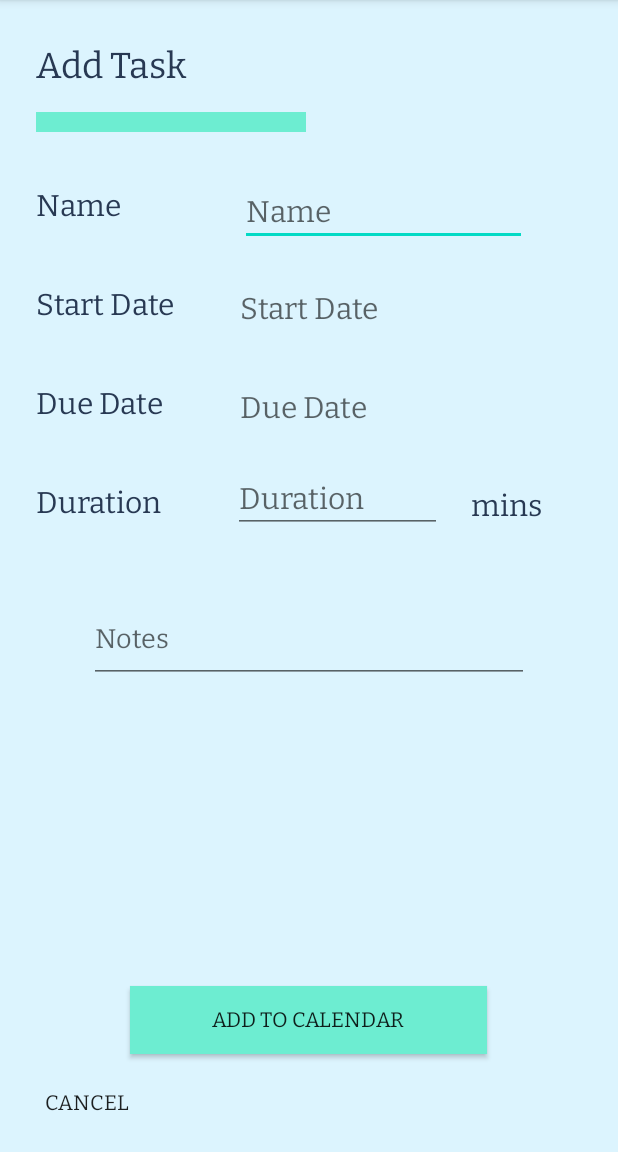
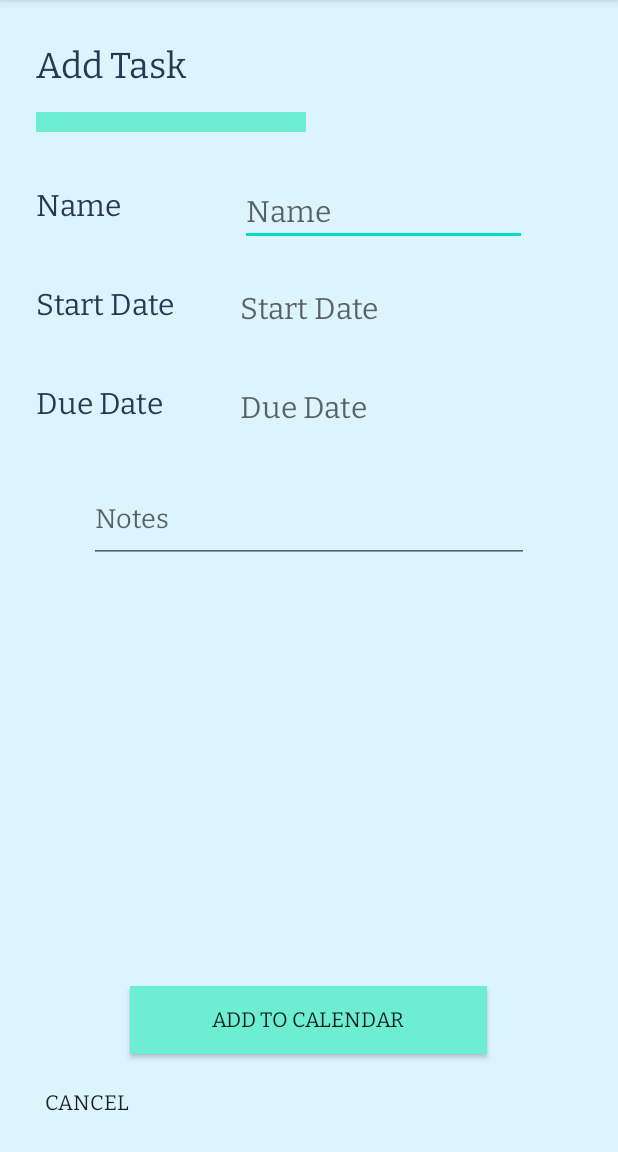
Before and after one commit to scarletdiv0922/Technovation2021, an Android app: the AddTask screen opened directly, with no data from a screen before it, on a phone screen of 412 x 824 dp, the part 84-1236 px from its top. Run offline under Robolectric (Android 15) with nearby library versions, the phone set to English and light mode, and no system bars.

Commit message:
pulling from repo

```diff
--- a/app/src/main/java/com/example/technovation2021/SignUp.java
+++ b/app/src/main/java/com/example/technovation2021/SignUp.java
@@ -89,8 +89,8 @@ public class SignUp extends AppCompatActivity {
 
 
         Log.d( LOG_TAG, "go ahead authenticate the user");
-            Toast.makeText(SignUp.this, "All good. Sign up the user!",
-                        Toast.LENGTH_SHORT).show();
+////            Toast.makeText(SignUp.this, "All good. Sign up the user!",
+//                        Toast.LENGTH_SHORT).show();
             pbar.setVisibility(View.VISIBLE);
             mAuth.createUserWithEmailAndPassword(email.getText().toString(), pswd.getText().toString()).addOnCompleteListener(new OnCompleteListener<AuthResult>() {
                 @Override
--- a/app/src/main/res/layout/activity_add_task.xml
+++ b/app/src/main/res/layout/activity_add_task.xml
@@ -128,7 +128,7 @@
         android:id="@+id/idTaskNotes"
         android:layout_width="293dp"
         android:layout_height="51dp"
-        android:layout_marginTop="404dp"
+        android:layout_marginTop="324dp"
         android:autofillHints=""
         android:ems="10"
         android:fontFamily="@font/bitter"
@@ -138,53 +138,6 @@
         app:layout_constraintEnd_toEndOf="parent"
         app:layout_constraintStart_toStartOf="parent"
         app:layout_constraintTop_toTopOf="parent" />
-
-    <TextView
-        android:id="@+id/idTxtTaskName2"
-        android:layout_width="wrap_content"
-        android:layout_height="30sp"
-        android:layout_marginTop="324dp"
-        android:layout_marginEnd="16dp"
-        android:layout_marginRight="16dp"
-        android:fontFamily="@font/bitter"
-        android:text="@string/minutes"
-        android:textColor="#283953"
-        android:textSize="20sp"
-        app:layout_constraintEnd_toEndOf="parent"
-        app:layout_constraintHorizontal_bias="0.36"
-        app:layout_constraintStart_toEndOf="@+id/idTaskDuration"
-        app:layout_constraintTop_toTopOf="parent" />
-
-    <EditText
-        android:id="@+id/idTaskDuration"
-        android:layout_width="139dp"
-        android:layout_height="47dp"
-        android:layout_marginStart="48dp"
-        android:layout_marginLeft="48dp"
-        android:layout_marginTop="24dp"
-        android:autofillHints=""
-        android:ems="10"
-        android:fontFamily="@font/bitter"
-        android:gravity="bottom"
-        android:hint="@string/duration"
-        android:inputType="number"
-        android:textSize="20sp"
-        app:layout_constraintStart_toEndOf="@+id/idTxtTaskDuration"
-        app:layout_constraintTop_toBottomOf="@+id/idTaskDueDate" />
-
-    <TextView
-        android:id="@+id/idTxtTaskDuration"
-        android:layout_width="wrap_content"
-        android:layout_height="30sp"
-        android:layout_marginStart="24dp"
-        android:layout_marginLeft="24dp"
-        android:layout_marginTop="36dp"
-        android:fontFamily="@font/bitter"
-        android:text="@string/duration"
-        android:textColor="#283953"
-        android:textSize="20sp"
-        app:layout_constraintStart_toStartOf="parent"
-        app:layout_constraintTop_toBottomOf="@+id/idTxtTaskDueDate" />
 
     <TextView
         android:id="@+id/idATLine"
--- a/app/src/main/res/layout/activity_user_settings.xml
+++ b/app/src/main/res/layout/activity_user_settings.xml
@@ -79,7 +79,7 @@
         android:autofillHints=""
         android:ems="10"
         android:gravity="left"
-        android:hint="@string/school_specific_url_part"
+        android:hint="School Loop URL"
         android:inputType="textUri"
         app:layout_constraintBottom_toBottomOf="parent"
         app:layout_constraintStart_toStartOf="parent"
@@ -93,7 +93,7 @@
         android:layout_height="92dp"
         android:layout_marginEnd="140dp"
         android:layout_marginRight="140dp"
-        android:layout_marginBottom="212dp"
+        android:layout_marginBottom="320dp"
         app:layout_constraintBottom_toBottomOf="parent"
         app:layout_constraintEnd_toEndOf="parent" />
 
```
Also changed, not shown: app/src/main/java/com/example/technovation2021/AddTask.java (+0 -26 lines).
